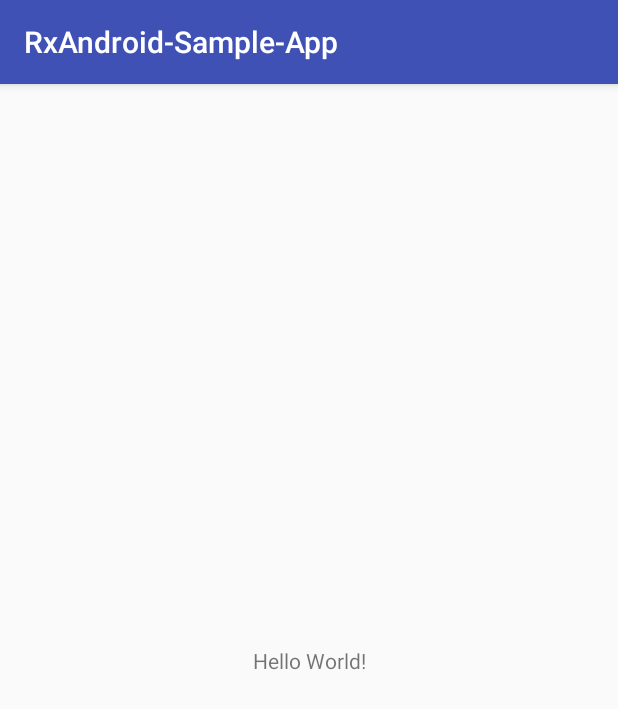
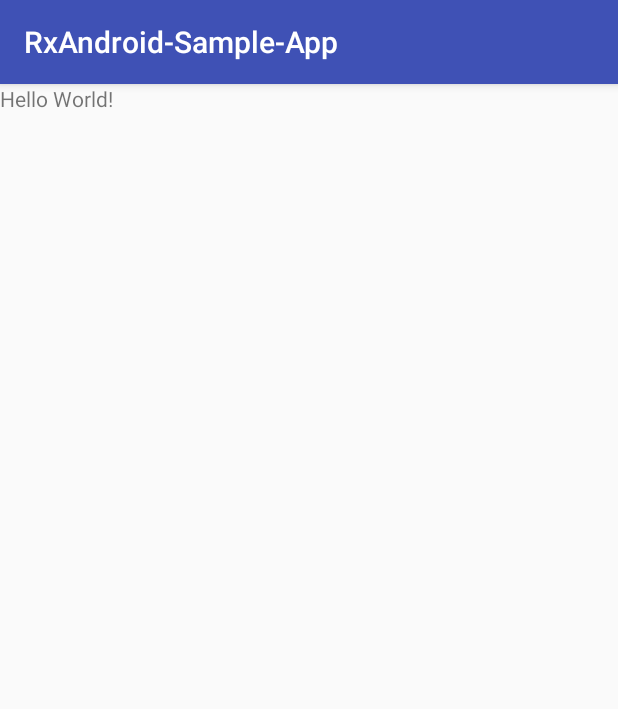
Before and after one commit to Eric-Jalal/RxAndroid-Sample-App, an Android app: the screen it shows after launch (MainActivity), on a phone screen of 412 x 824 dp. Shown: the top 709 px of the screen. Run offline under Robolectric (Android 15) with nearby library versions, the phone set to English and light mode, and no system bars; our stand-ins replace RxJava.

```diff
--- a/app/src/main/java/net/teslaa/rxandroid_sample_app/MainActivity.java
+++ b/app/src/main/java/net/teslaa/rxandroid_sample_app/MainActivity.java
@@ -1,7 +1,20 @@
 package net.teslaa.rxandroid_sample_app;
 
+import android.os.SystemClock;
 import android.support.v7.app.AppCompatActivity;
 import android.os.Bundle;
+import android.util.Log;
+import android.view.View;
+import android.view.ViewTreeObserver;
+
+import org.reactivestreams.Subscription;
+
+import java.util.concurrent.Callable;
+
+import io.reactivex.Observable;
+import io.reactivex.ObservableSource;
+import io.reactivex.Observer;
+import io.reactivex.disposables.Disposable;
 
 public class MainActivity extends AppCompatActivity {
 
@@ -9,5 +22,44 @@ public class MainActivity extends AppCompatActivity {
     protected void onCreate(Bundle savedInstanceState) {
         super.onCreate(savedInstanceState);
         setContentView(R.layout.activity_main);
+
+        Observable<String> myObservable = Observable.just("Hello");
+
+        Observer<String> myObserver = new Observer<String>() {
+            @Override
+            public void onError(Throwable e) {
+                // Called when the observable encounters an error
+            }
+
+            @Override
+            public void onComplete() {
+
+            }
+
+            @Override
+            public void onSubscribe(Disposable d) {
+
+            }
+
+            @Override
+            public void onNext(String s) {
+                // Called each time the observable emits data
+                Log.d("MY OBSERVER", s);
+            }
+        };
+
+        //myObservable.subscribe(myObserver);
+
+    }
+
+    static Observable<String> sampleObservable() {
+        return Observable.defer(new Callable<ObservableSource<? extends String>>() {
+            @Override
+            public ObservableSource<? extends String> call() throws Exception {
+                // Do some long running operation
+                SystemClock.sleep(5000);
+                return Observable.just("one", "two", "three", "four", "five");
+            }
+        });
     }
 }
--- a/app/src/main/res/layout/activity_main.xml
+++ b/app/src/main/res/layout/activity_main.xml
@@ -1,5 +1,5 @@
 <?xml version="1.0" encoding="utf-8"?>
-<android.support.constraint.ConstraintLayout xmlns:android="http://schemas.android.com/apk/res/android"
+<RelativeLayout xmlns:android="http://schemas.android.com/apk/res/android"
     xmlns:app="http://schemas.android.com/apk/res-auto"
     xmlns:tools="http://schemas.android.com/tools"
     android:layout_width="match_parent"
@@ -9,10 +9,6 @@
     <TextView
         android:layout_width="wrap_content"
         android:layout_height="wrap_content"
-        android:text="Hello World!"
-        app:layout_constraintBottom_toBottomOf="parent"
-        app:layout_constraintLeft_toLeftOf="parent"
-        app:layout_constraintRight_toRightOf="parent"
-        app:layout_constraintTop_toTopOf="parent" />
+        android:text="Hello World!" />
 
-</android.support.constraint.ConstraintLayout>
+</RelativeLayout>
```
Also changed, not shown: app/build.gradle (+6 -6 lines).
